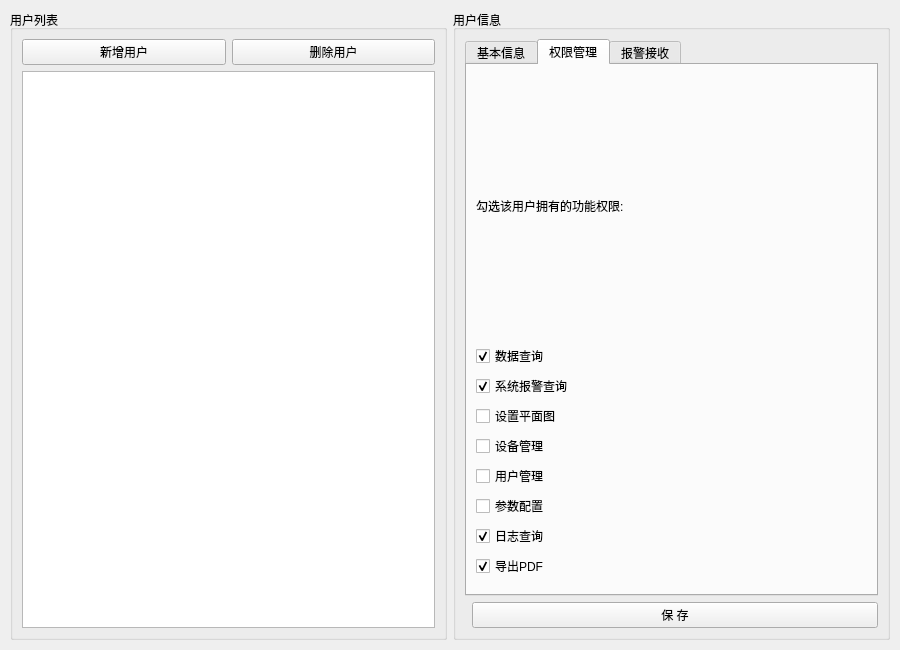
This is ui/usermanagementwidget.ui in 1034569185/1034569185 as Qt 5 draws it before an edit. The edited form follows.
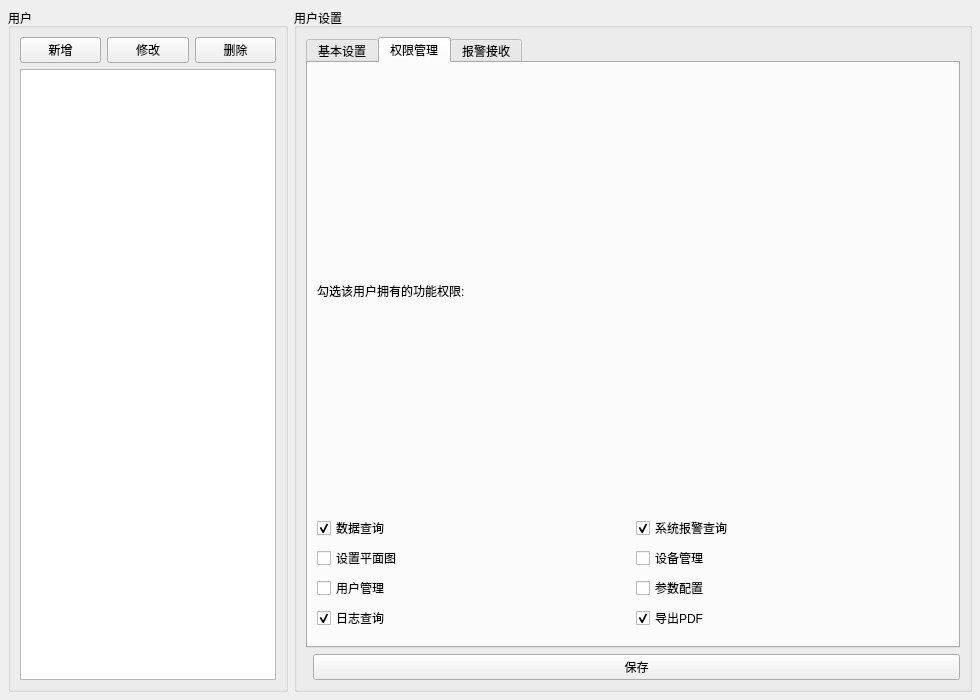
This is the edited form. The open tabs and pages were chosen to show the change.

Commit message:
feat: align device and user management UI with legacy style
Agent-Logs-Url: https://github.com/1034569185/1034569185/sessions/d324d80d-9272-44cd-bd13-0a0e2f8be214

The edit to the form file:
```diff
--- a/ui/usermanagementwidget.ui
+++ b/ui/usermanagementwidget.ui
@@ -6,34 +6,40 @@
    <rect>
     <x>0</x>
     <y>0</y>
-    <width>900</width>
-    <height>650</height>
+    <width>980</width>
+    <height>700</height>
    </rect>
   </property>
   <property name="windowTitle">
    <string>用户管理</string>
   </property>
   <layout class="QHBoxLayout" name="horizontalLayout">
+   <property name="spacing">
+    <number>6</number>
+   </property>
    <property name="leftMargin">
-    <number>10</number>
+    <number>8</number>
    </property>
    <property name="topMargin">
-    <number>10</number>
+    <number>8</number>
    </property>
    <property name="rightMargin">
-    <number>10</number>
+    <number>8</number>
    </property>
    <property name="bottomMargin">
-    <number>10</number>
+    <number>8</number>
    </property>
    <item>
     <!-- 左侧用户列表 -->
     <widget class="QGroupBox" name="grpUserList">
      <property name="title">
-      <string>用户列表</string>
+      <string>用户</string>
      </property>
-     <property name="maximumWidth">
-      <number>250</number>
+     <property name="maximumSize">
+      <size>
+       <width>280</width>
+       <height>16777215</height>
+      </size>
      </property>
      <layout class="QVBoxLayout" name="userListLayout">
       <item>
@@ -41,14 +47,21 @@
         <item>
          <widget class="QPushButton" name="btnAddUser">
           <property name="text">
-           <string>新增用户</string>
+           <string>新增</string>
+          </property>
+         </widget>
+        </item>
+        <item>
+         <widget class="QPushButton" name="btnEditUser">
+          <property name="text">
+           <string>修改</string>
           </property>
          </widget>
         </item>
         <item>
          <widget class="QPushButton" name="btnDeleteUser">
           <property name="text">
-           <string>删除用户</string>
+           <string>删除</string>
           </property>
          </widget>
         </item>
@@ -64,14 +77,14 @@
     <!-- 右侧用户详情 -->
     <widget class="QGroupBox" name="grpUserDetail">
      <property name="title">
-      <string>用户信息</string>
+      <string>用户设置</string>
      </property>
      <layout class="QVBoxLayout" name="detailVLayout">
       <item>
        <widget class="QTabWidget" name="tabUserSettings">
         <widget class="QWidget" name="tabBasicInfo">
          <attribute name="title">
-          <string>基本信息</string>
+          <string>基本设置</string>
          </attribute>
          <layout class="QFormLayout" name="basicFormLayout">
           <property name="leftMargin">
@@ -185,15 +198,15 @@
          <attribute name="title">
           <string>权限管理</string>
          </attribute>
-         <layout class="QVBoxLayout" name="permLayout">
-          <item>
+         <layout class="QGridLayout" name="permGridLayout">
+          <item row="0" column="0" colspan="2">
            <widget class="QLabel" name="lblPermHint">
             <property name="text">
              <string>勾选该用户拥有的功能权限:</string>
             </property>
            </widget>
           </item>
-          <item>
+          <item row="1" column="0">
            <widget class="QCheckBox" name="chkDataQuery">
             <property name="text">
              <string>数据查询</string>
@@ -203,7 +216,7 @@
             </property>
            </widget>
           </item>
-          <item>
+          <item row="1" column="1">
            <widget class="QCheckBox" name="chkAlarmQuery">
             <property name="text">
              <string>系统报警查询</string>
@@ -213,35 +226,35 @@
             </property>
            </widget>
           </item>
-          <item>
+          <item row="2" column="0">
            <widget class="QCheckBox" name="chkFloorPlan">
             <property name="text">
              <string>设置平面图</string>
             </property>
            </widget>
           </item>
-          <item>
+          <item row="2" column="1">
            <widget class="QCheckBox" name="chkDeviceMgmt">
             <property name="text">
              <string>设备管理</string>
             </property>
            </widget>
           </item>
-          <item>
+          <item row="3" column="0">
            <widget class="QCheckBox" name="chkUserMgmt">
             <property name="text">
              <string>用户管理</string>
             </property>
            </widget>
           </item>
-          <item>
+          <item row="3" column="1">
            <widget class="QCheckBox" name="chkParamConfig">
             <property name="text">
              <string>参数配置</string>
             </property>
            </widget>
           </item>
-          <item>
+          <item row="4" column="0">
            <widget class="QCheckBox" name="chkLogQuery">
             <property name="text">
              <string>日志查询</string>
@@ -251,7 +264,7 @@
             </property>
            </widget>
           </item>
-          <item>
+          <item row="4" column="1">
            <widget class="QCheckBox" name="chkExportPDF">
             <property name="text">
              <string>导出PDF</string>
@@ -261,7 +274,7 @@
             </property>
            </widget>
           </item>
-          <item>
+          <item row="5" column="0" colspan="2">
            <spacer name="permSpacer">
             <property name="orientation">
              <enum>Qt::Vertical</enum>
@@ -326,7 +339,7 @@
         <item>
          <widget class="QPushButton" name="btnSave">
           <property name="text">
-           <string>保 存</string>
+           <string>保存</string>
           </property>
           <property name="minimumWidth">
            <number>100</number>
```
Left out of the diff: 2 changed lines with no effect on the pictures. The commit also changes 3 other files.
